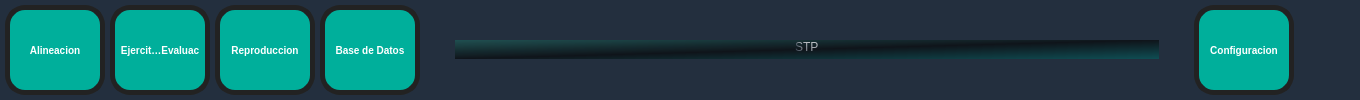
juanMartinAlvarez/STP_DB, file MainMenu/MainMenu.ui: the form before one commit.
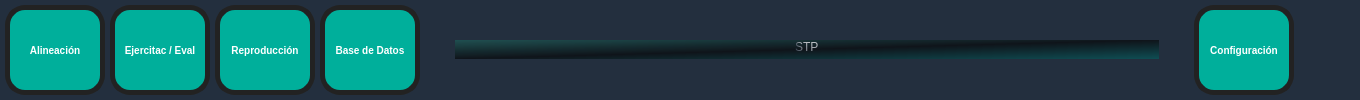
The form after the commit. Icons and pictures are not drawn.

```diff
--- a/MainMenu/MainMenu.ui
+++ b/MainMenu/MainMenu.ui
@@ -184,7 +184,7 @@
 font: bold 10px;</string>
            </property>
            <property name="text">
-            <string>Configuracion</string>
+            <string>Configuración</string>
            </property>
            <property name="icon">
             <iconset resource="../RecursosSTPUI.qrc">
@@ -354,7 +354,7 @@
 </string>
            </property>
            <property name="text">
-            <string>Alineacion</string>
+            <string>Alineación</string>
            </property>
            <property name="icon">
             <iconset resource="../RecursosSTPUI.qrc">
@@ -412,7 +412,7 @@
             <string notr="true">font: bold 10px;</string>
            </property>
            <property name="text">
-            <string>Ejercitac / Evaluac</string>
+            <string>Ejercitac / Eval</string>
            </property>
            <property name="icon">
             <iconset resource="../RecursosSTPUI.qrc">
@@ -459,7 +459,7 @@
             <string notr="true">font: bold 10px;</string>
            </property>
            <property name="text">
-            <string>Reproduccion</string>
+            <string>Reproducción</string>
            </property>
            <property name="icon">
             <iconset resource="../RecursosSTPUI.qrc">
```
Left out of the diff: 2 changed lines with no effect on the pictures.
